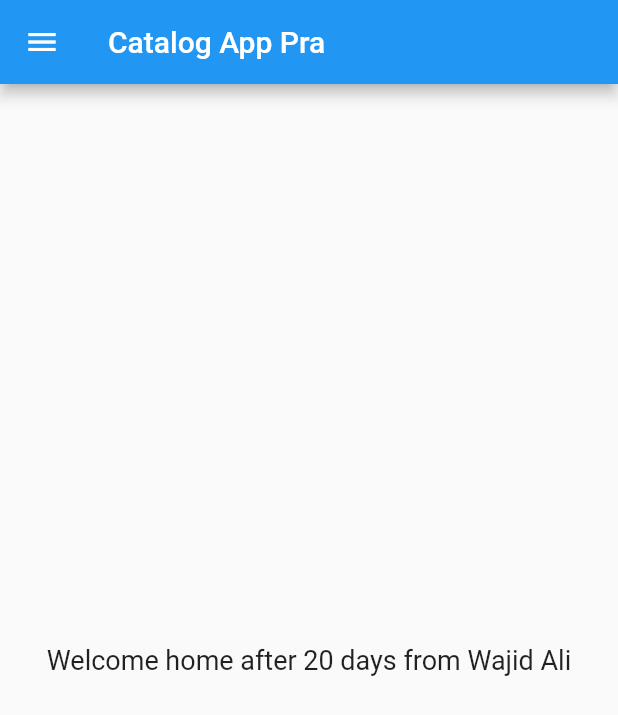
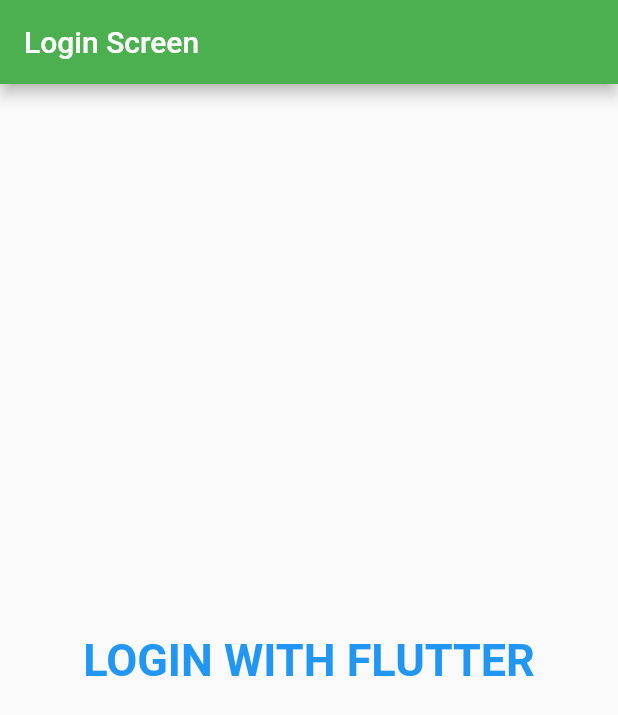
Before and after one commit to wajid2014pk/flutter_application_1, a Flutter app: the screen it shows after launch, on a phone screen of 412 x 824 dp. Shown: the top 715 px of the screen. Run offline on Flutter 3.47's test engine with Material 2 defaults, Android fonts, the phone set to English and light mode, and no system bars; Roboto replaces fonts that are missing (italic).

Commit message:
day3 completed

```diff
--- a/lib/home_page.dart
+++ b/lib/home_page.dart
@@ -4,12 +4,14 @@ class HomePage extends StatelessWidget {
   int days = 20;
   String name = "Wajid Ali";
 
+  HomePage({Key? key}) : super(key: key);
+
   @override
   Widget build(BuildContext context) {
     return Scaffold(
       appBar: AppBar(
-        title: Text(
-          "Catalog App Pra",
+        title: const Text(
+          "Catalog App Practice",
         ),
       ),
       body: Center(
@@ -20,13 +22,13 @@ class HomePage extends StatelessWidget {
             child: Text(
               "Welcome home after $days days from $name",
               style: const TextStyle(
-                  fontSize: 18, fontFamily: 'italic', color: Colors.black87),
+                  fontSize: 20, fontFamily: 'italic', color: Colors.blue),
             ),
           ),
         ),
       ),
-      drawer: Drawer(
-        backgroundColor: Colors.blueAccent,
+      drawer: const Drawer(
+        backgroundColor: Colors.deepPurple,
       ),
     );
   }
--- /dev/null
+++ b/lib/loginScreen.dart
@@ -0,0 +1,18 @@
+import 'package:flutter/material.dart';
+
+class LoginScreen extends StatelessWidget {
+  @override
+  Widget build(BuildContext context) {
+    return Scaffold(
+      appBar: AppBar(title: Text("Login Screen")),
+      body: Center(
+        child: Text(
+          "LOGIN WITH FLUTTER",
+          style: TextStyle(
+              fontSize: 30, color: Colors.blue, fontWeight: FontWeight.bold),
+        ),
+      ),
+      //drawer: Drawer(backgroundColor: Colors.yellowAccent),
+    );
+  }
+}
--- a/lib/main.dart
+++ b/lib/main.dart
@@ -1,5 +1,6 @@
 import 'package:flutter/material.dart';
 import 'package:flutter_application_1/home_page.dart';
+import 'package:flutter_application_1/loginScreen.dart';
 
 void main() {
   runApp(const MyApp());
@@ -13,7 +14,16 @@ class MyApp extends StatelessWidget {
   Widget build(BuildContext context) {
     return MaterialApp(
       title: "Flutter App",
-      home: HomePage(),
+      //home: HomePage(),
+      themeMode: ThemeMode.light,
+      theme: ThemeData(primarySwatch: Colors.green),
+      darkTheme: ThemeData(
+          brightness: Brightness.light, primarySwatch: Colors.deepPurple),
+      routes: {
+        "/": (context) => LoginScreen(),
+        "/home": (context) => HomePage(),
+        "/login": (context) => LoginScreen()
+      },
     );
   }
 }
```
